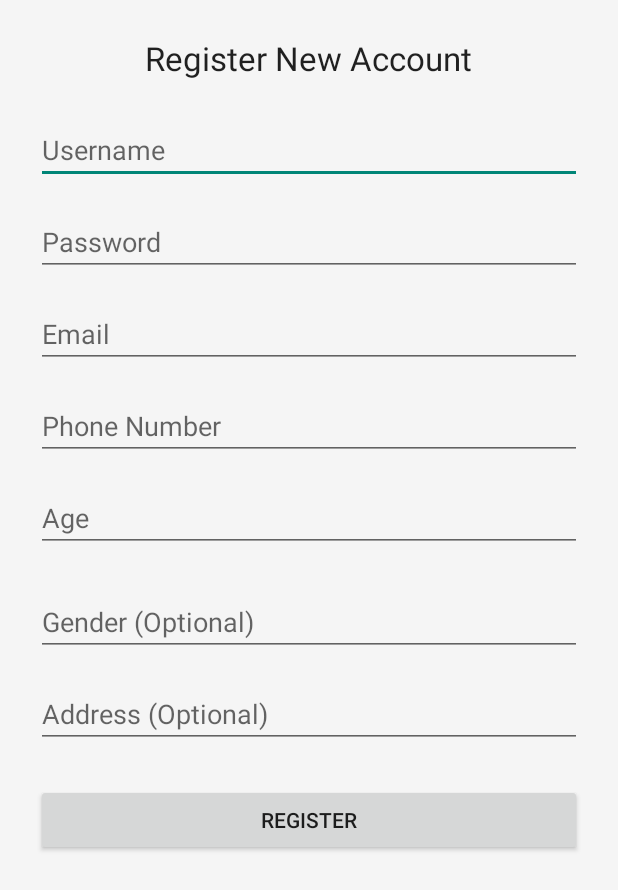
After one commit to Wionerlol/BaitmateMobile, an Android app: the RegisterActivity screen opened directly, with no data from a screen before it, on a phone screen of 412 x 824 dp. The commit adds this screen. Shown: the top 890 px of the screen. Run offline under Robolectric (Android 15) with nearby library versions, the phone set to English and light mode, and no system bars.

Commit message:
implement registeractivity

```diff
--- a/app/src/main/AndroidManifest.xml
+++ b/app/src/main/AndroidManifest.xml
@@ -19,6 +19,9 @@
         android:theme="@style/Theme.BaitmateMobile"
         android:usesCleartextTraffic="true"
         tools:targetApi="31">
+        <activity
+            android:name=".activity.RegisterActivity"
+            android:exported="false" />
         <activity
             android:name=".activity.ForgotPasswordActivity"
             android:exported="false" />
--- a/app/src/main/java/com/example/baitmatemobile/activity/LoginActivity.kt
+++ b/app/src/main/java/com/example/baitmatemobile/activity/LoginActivity.kt
@@ -36,6 +36,7 @@ class LoginActivity : AppCompatActivity() {
         val passwordEditText = binding.password
         val loginButton = binding.btnLogin
         val forgotPasswordTextView = binding.tvForgotPassword
+        val registerButton = binding.btnRegister
 
         loginButton.setOnClickListener {
             val username = usernameEditText.text.toString().trim()
@@ -51,6 +52,11 @@ class LoginActivity : AppCompatActivity() {
 
         forgotPasswordTextView.setOnClickListener {
             val intent = Intent(this@LoginActivity, ForgotPasswordActivity::class.java)
+            startActivity(intent)
+        }
+
+        registerButton.setOnClickListener{
+            val intent = Intent(this@LoginActivity, RegisterActivity::class.java)
             startActivity(intent)
         }
     }
--- a/app/src/main/java/com/example/baitmatemobile/fragment/MapFragment.kt
+++ b/app/src/main/java/com/example/baitmatemobile/fragment/MapFragment.kt
@@ -11,11 +11,11 @@ import android.view.ViewGroup
 import android.widget.TextView
 import com.android.volley.Request
 import com.android.volley.RequestQueue
-import com.android.volley.Response
 import com.android.volley.toolbox.JsonArrayRequest
 import com.android.volley.toolbox.JsonObjectRequest
 import com.android.volley.toolbox.Volley
 import com.example.baitmatemobile.R
+import com.example.baitmatemobile.network.RetrofitClient
 
 import com.google.android.gms.maps.CameraUpdateFactory
 import com.google.android.gms.maps.GoogleMap
@@ -26,6 +26,9 @@ import com.google.android.gms.maps.model.Marker
 import com.google.android.gms.maps.model.MarkerOptions
 import org.json.JSONArray
 import org.json.JSONObject
+import retrofit2.Call
+import retrofit2.Callback
+import retrofit2.Response
 import kotlin.math.pow
 import kotlin.math.sqrt
 
@@ -122,6 +125,7 @@ class MapFragment : Fragment() {
             addMarkersToMap(fishingHotspotsData!!)
             return
         }
+
         val url = "http://10.0.2.2:8080/api/locations"
         val request = JsonArrayRequest(
             Request.Method.GET, url, null,
--- /dev/null
+++ b/app/src/main/res/layout/activity_register.xml
@@ -0,0 +1,93 @@
+<?xml version="1.0" encoding="utf-8"?>
+<ScrollView
+    xmlns:android="http://schemas.android.com/apk/res/android"
+    android:layout_width="match_parent"
+    android:layout_height="match_parent"
+    android:padding="24dp">
+
+    <LinearLayout
+        android:layout_width="match_parent"
+        android:layout_height="wrap_content"
+        android:orientation="vertical"
+        android:gravity="center">
+
+        <!-- Title -->
+        <TextView
+            android:layout_width="wrap_content"
+            android:layout_height="wrap_content"
+            android:text="Register New Account"
+            android:textAppearance="@style/TextAppearance.AppCompat.Large"
+            android:layout_marginBottom="24dp"/>
+
+        <!-- Username Input -->
+        <EditText
+            android:id="@+id/etUsername"
+            android:layout_width="match_parent"
+            android:layout_height="wrap_content"
+            android:hint="Username"
+            android:inputType="textPersonName"
+            android:layout_marginBottom="16dp" />
+
+        <!-- Password Input -->
+        <EditText
+            android:id="@+id/etPassword"
+            android:layout_width="match_parent"
+            android:layout_height="wrap_content"
+            android:hint="Password"
+            android:inputType="textPassword"
+            android:layout_marginBottom="16dp" />
+
+        <!-- Email Input -->
+        <EditText
+            android:id="@+id/etEmail"
+            android:layout_width="match_parent"
+            android:layout_height="wrap_content"
+            android:hint="Email"
+            android:inputType="textEmailAddress"
+            android:layout_marginBottom="16dp" />
+
+        <!-- Phone Number Input -->
+        <EditText
+            android:id="@+id/etPhoneNumber"
+            android:layout_width="match_parent"
+            android:layout_height="wrap_content"
+            android:hint="Phone Number"
+            android:inputType="phone"
+            android:layout_marginBottom="16dp" />
+
+        <!-- Age Input -->
+        <EditText
+            android:id="@+id/etAge"
+            android:layout_width="match_parent"
+            android:layout_height="wrap_content"
+            android:hint="Age"
+            android:inputType="number"
+            android:layout_marginBottom="24dp" />
+
+        <!-- Gender Input (Optional) -->
+        <EditText
+            android:id="@+id/etGender"
+            android:layout_width="match_parent"
+            android:layout_height="wrap_content"
+            android:hint="Gender (Optional)"
+            android:inputType="text"
+            android:layout_marginBottom="16dp" />
+
+        <!-- Address Input (Optional) -->
+        <EditText
+            android:id="@+id/etAddress"
+            android:layout_width="match_parent"
+            android:layout_height="wrap_content"
+            android:hint="Address (Optional)"
+            android:inputType="textPostalAddress"
+            android:layout_marginBottom="24dp" />
+
+        <!-- Register Button -->
+        <Button
+            android:id="@+id/btnRegister"
+            android:layout_width="match_parent"
+            android:layout_height="wrap_content"
+            android:text="Register" />
+
+    </LinearLayout>
+</ScrollView>
```
Also changed, not shown: app/src/main/java/com/example/baitmatemobile/activity/RegisterActivity.kt (added, +79 -0 lines), app/src/main/java/com/example/baitmatemobile/model/LoginDTO.kt (+10 -0 lines), app/src/main/java/com/example/baitmatemobile/network/ApiService.kt (+8 -0 lines), app/src/main/res/layout/activity_login.xml (+8 -0 lines). Lines whose indentation alone changed are shown as unchanged.
